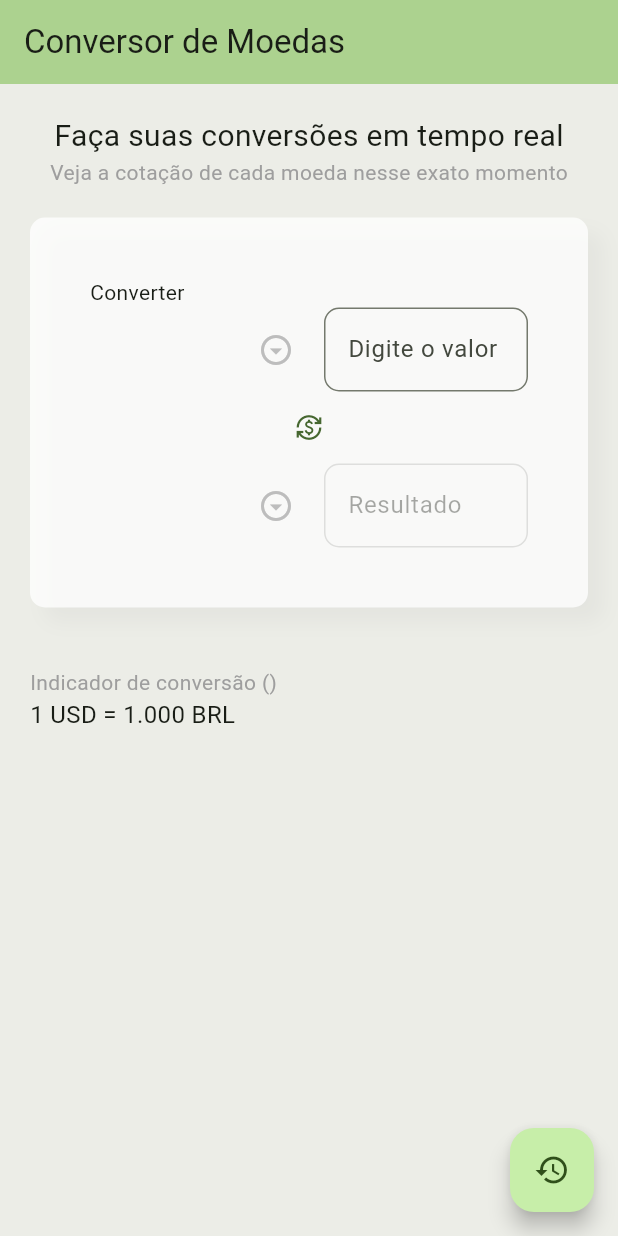
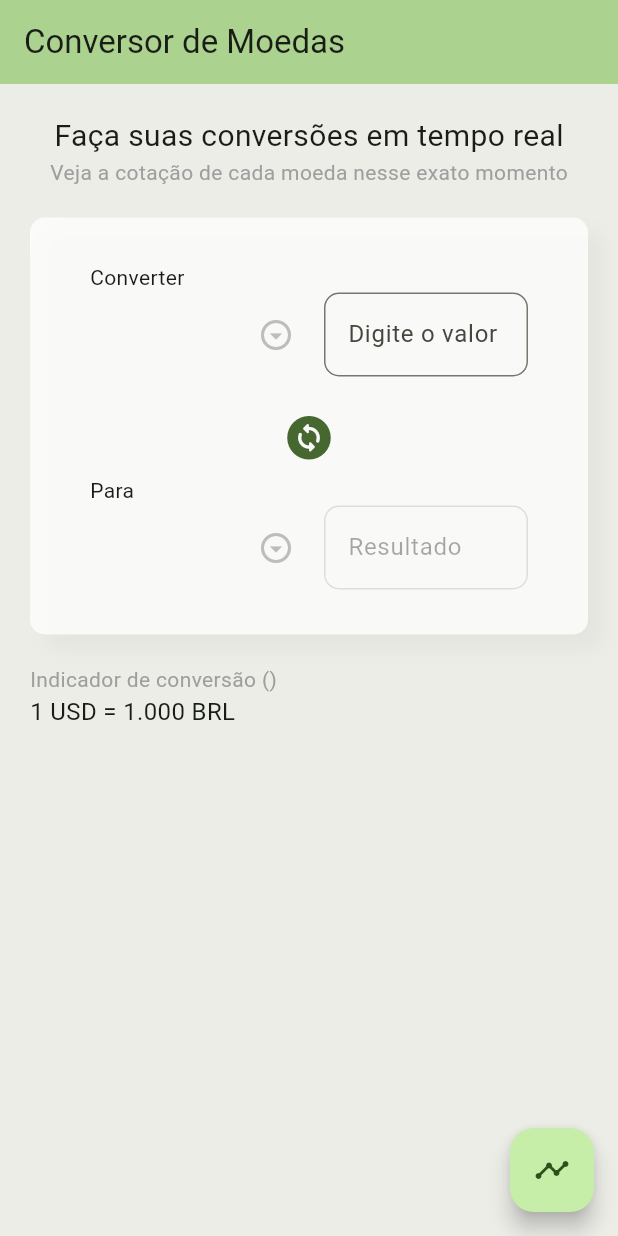
Before and after one commit to alanfacol/currency-converter, a Flutter app: the screen it shows after launch, on a phone screen of 412 x 824 dp. Run offline on Flutter 3.47's test engine with Material 3 defaults, Android fonts, the phone set to English and light mode, and no system bars; our stand-ins replace flutter_dotenv.

Commit message:
refactor: change container EdgeInserts and icons

```diff
--- a/lib/pages/home.dart
+++ b/lib/pages/home.dart
@@ -123,7 +123,8 @@ class _HomeState extends State<Home> {
                 ]),
               ),
               Container(
-                padding: const EdgeInsets.all(40.0),
+                padding: const EdgeInsets.only(
+                    top: 30.0, left: 40.0, right: 40.0, bottom: 30.0),
                 margin: const EdgeInsets.all(20),
                 decoration: BoxDecoration(
                     color: const Color.fromARGB(197, 255, 255, 255),
@@ -164,7 +165,7 @@ class _HomeState extends State<Home> {
                               }).toList(),
                               decoration: const InputDecoration(
                                   contentPadding: EdgeInsets.symmetric(
-                                      horizontal: 15.0, vertical: 15.0),
+                                      horizontal: 5.0, vertical: 5.0),
                                   border: InputBorder.none),
                               icon: const Icon(
                                   Icons.arrow_drop_down_circle_outlined)),
@@ -186,6 +187,7 @@ class _HomeState extends State<Home> {
                         ),
                       ],
                     ),
+                    const SizedBox(height: 15.0),
                     Row(children: [
                       Expanded(
                           child: Column(children: [
@@ -198,10 +200,12 @@ class _HomeState extends State<Home> {
                               updateSecondTextField();
                             });
                           },
-                          child: const Icon(Icons.currency_exchange),
+                          child:
+                              const Icon(Icons.change_circle_rounded, size: 35),
                         )
                       ]))
                     ]),
+                    const Text("Para"),
                     Row(
                       children: [
                         Expanded(
@@ -226,7 +230,7 @@ class _HomeState extends State<Home> {
                               }).toList(),
                               decoration: const InputDecoration(
                                   contentPadding: EdgeInsets.symmetric(
-                                      horizontal: 15.0, vertical: 15.0),
+                                      horizontal: 5.0, vertical: 5.0),
                                   border: InputBorder.none),
                               icon: const Icon(
                                   Icons.arrow_drop_down_circle_outlined)),
@@ -250,7 +254,7 @@ class _HomeState extends State<Home> {
                 ),
               ),
               Container(
-                margin: const EdgeInsets.all(20),
+                margin: const EdgeInsets.only(left: 20, right: 20),
                 child: Column(
                   crossAxisAlignment: CrossAxisAlignment.start,
                   children: [
@@ -279,7 +283,7 @@ class _HomeState extends State<Home> {
                     currency2: selectedCurrency2)),
           );
         },
-        child: const Icon(Icons.history),
+        child: const Icon(Icons.timeline_outlined),
       ),
     );
   }
```
